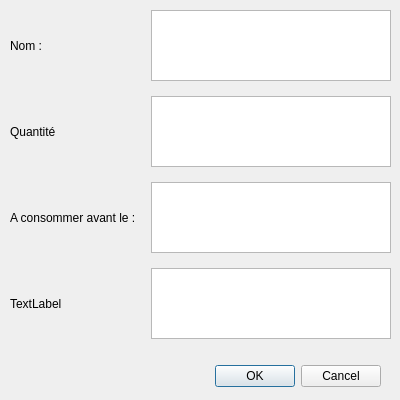
Before: the Qt Designer form fenetreajoutingredient.ui in ACoupat/Refrigestion, drawn with Qt 5.
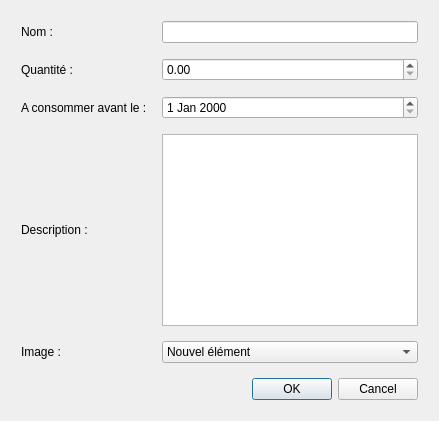
After: the same form once the commit is applied.

What changed in the file:
```diff
--- a/fenetreajoutingredient.ui
+++ b/fenetreajoutingredient.ui
@@ -2,42 +2,11 @@
 <ui version="4.0">
  <class>FenetreAjoutIngredient</class>
  <widget class="QDialog" name="FenetreAjoutIngredient">
-  <property name="geometry">
-   <rect>
-    <x>0</x>
-    <y>0</y>
-    <width>400</width>
-    <height>400</height>
-   </rect>
-  </property>
   <property name="windowTitle">
    <string>Dialog</string>
   </property>
-  <widget class="QDialogButtonBox" name="buttonBox">
-   <property name="geometry">
-    <rect>
-     <x>40</x>
-     <y>360</y>
-     <width>341</width>
-     <height>32</height>
-    </rect>
-   </property>
-   <property name="orientation">
-    <enum>Qt::Horizontal</enum>
-   </property>
-   <property name="standardButtons">
-    <set>QDialogButtonBox::Cancel|QDialogButtonBox::Ok</set>
-   </property>
-  </widget>
-  <widget class="QWidget" name="gridLayoutWidget">
-   <property name="geometry">
-    <rect>
-     <x>0</x>
-     <y>0</y>
-     <width>401</width>
-     <height>349</height>
-    </rect>
-   </property>
+  <layout class="QGridLayout" name="gridLayout_3">
+   <item row="0" column="0">
    <layout class="QGridLayout" name="gridLayout">
     <property name="leftMargin">
      <number>10</number>
@@ -54,19 +23,6 @@
     <property name="spacing">
      <number>15</number>
     </property>
-    <item row="0" column="3">
-     <widget class="QTextEdit" name="textEdit"/>
-    </item>
-    <item row="1" column="1">
-     <widget class="QLabel" name="label_2">
-      <property name="text">
-       <string>Quantité</string>
-      </property>
-     </widget>
-    </item>
-    <item row="1" column="3">
-     <widget class="QTextEdit" name="textEdit_2"/>
-    </item>
     <item row="0" column="1">
      <widget class="QLabel" name="label">
       <property name="text">
@@ -81,21 +37,66 @@
       </property>
      </widget>
     </item>
-    <item row="2" column="3">
-     <widget class="QTextEdit" name="textEdit_3"/>
-    </item>
-    <item row="3" column="3">
-     <widget class="QTextEdit" name="textEdit_4"/>
-    </item>
-    <item row="3" column="1">
+     <item row="1" column="1">
+      <widget class="QLabel" name="label_2">
+       <property name="text">
+        <string>Quantité :</string>
+       </property>
+      </widget>
+     </item>
+     <item row="4" column="1">
      <widget class="QLabel" name="label_4">
       <property name="text">
-       <string>TextLabel</string>
+        <string>Description :</string>
       </property>
      </widget>
     </item>
-   </layout>
-  </widget>
+     <item row="2" column="3">
+      <widget class="QDateEdit" name="de_date"/>
+     </item>
+     <item row="0" column="3">
+      <widget class="QLineEdit" name="le_nom"/>
+     </item>
+     <item row="4" column="3">
+      <widget class="QTextEdit" name="te_desc"/>
+     </item>
+     <item row="5" column="3">
+      <widget class="QComboBox" name="cb_image">
+       <item>
+        <property name="text">
+         <string>Nouvel élément</string>
+        </property>
+       </item>
+       <item>
+        <property name="text">
+         <string>Tomates</string>
+        </property>
+       </item>
+      </widget>
+     </item>
+     <item row="5" column="1">
+      <widget class="QLabel" name="label_5">
+       <property name="text">
+        <string>Image :</string>
+       </property>
+      </widget>
+     </item>
+     <item row="6" column="3">
+      <widget class="QDialogButtonBox" name="buttonBox">
+       <property name="orientation">
+        <enum>Qt::Horizontal</enum>
+       </property>
+       <property name="standardButtons">
+        <set>QDialogButtonBox::Cancel|QDialogButtonBox::Ok</set>
+       </property>
+      </widget>
+     </item>
+     <item row="1" column="3">
+      <widget class="QDoubleSpinBox" name="dsp_qte"/>
+     </item>
+    </layout>
+   </item>
+  </layout>
  </widget>
  <resources/>
  <connections>
```
Lines whose indentation alone changed are shown as unchanged.
